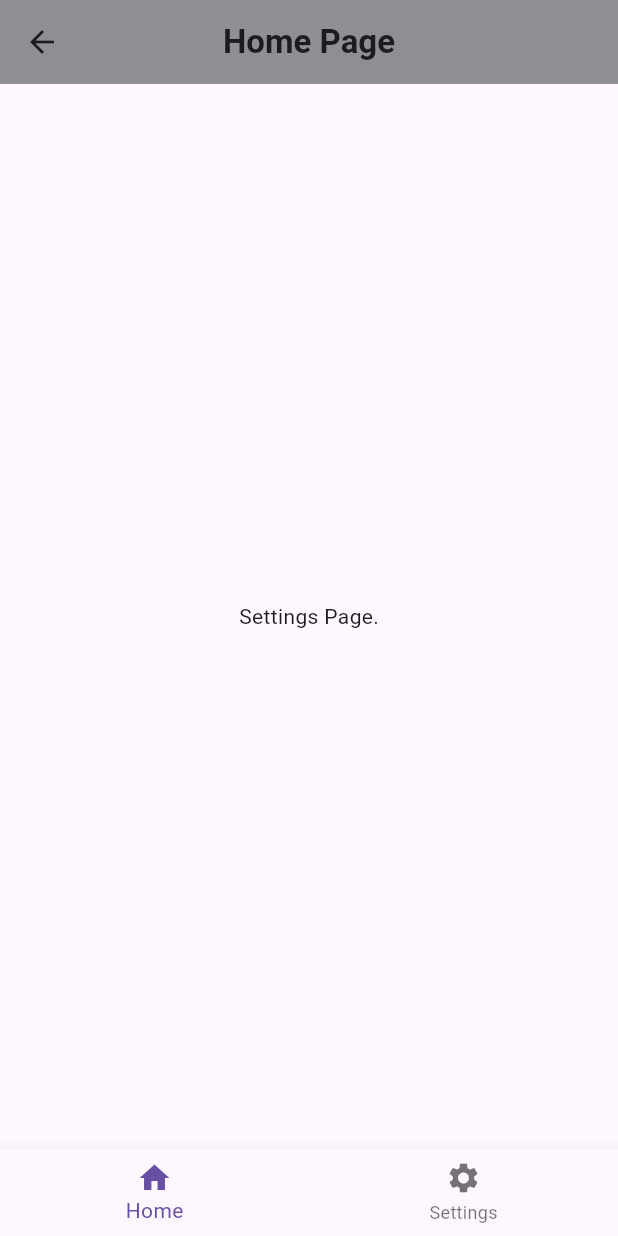
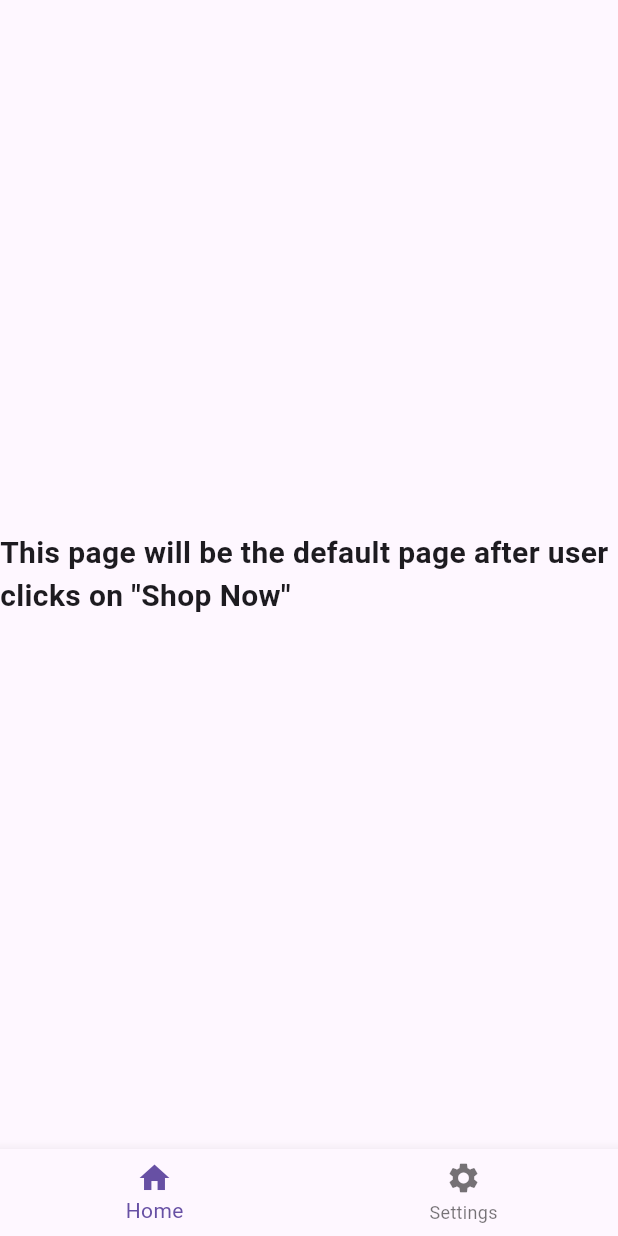
Before and after one commit to Azm1-afk/E_commerce_flutter, a Flutter app: the screen it shows after launch, after a tap on "Shop Now", on a phone screen of 412 x 824 dp. Run offline on Flutter 3.47's test engine with Material 3 defaults, Android fonts, the phone set to English and light mode, and no system bars.

```diff
--- a/lib/main.dart
+++ b/lib/main.dart
@@ -1,7 +1,7 @@
-import 'package:e_commerce_app/pages/filler_page.dart';
+import 'package:e_commerce_app/pages/wishlist_page.dart';
 import 'package:e_commerce_app/pages/intro_page.dart';
 import 'package:flutter/material.dart';
-import 'pages/settings_page.dart';
+import 'pages/landing_page.dart';
 
 
 
--- a/lib/pages/home_page.dart
+++ b/lib/pages/home_page.dart
@@ -1,5 +1,5 @@
-import 'package:e_commerce_app/pages/filler_page.dart';
-import 'package:e_commerce_app/pages/settings_page.dart';
+import 'package:e_commerce_app/pages/wishlist_page.dart';
+import 'package:e_commerce_app/pages/landing_page.dart';
 import 'package:flutter/cupertino.dart';
 import 'package:flutter/material.dart';
 
@@ -11,30 +11,19 @@ class HomePage extends StatefulWidget {
 }
 
 class _HomePageState extends State<HomePage> {
-
   int _selectedIndex = 0;
 
-  void _onTapChange(int index){
+  void _onTapChange(int index) {
     setState(() {
       _selectedIndex = index;
-      print(index);
     });
   }
 
-  final List _pages = const [
-    SettingsPage(),
-    FillerPage(),
-  ];
+  final List _pages = const [LandingPage(), WishlistPage()];
 
   @override
   Widget build(BuildContext context) {
     return Scaffold(
-      appBar: AppBar(
-        title: Text('Home Page', style: TextStyle(fontWeight: FontWeight.bold)),
-        centerTitle: true,
-        backgroundColor: CupertinoColors.systemGrey,
-      ),
-
       body: _pages[_selectedIndex],
 
       bottomNavigationBar: BottomNavigationBar(
@@ -42,10 +31,7 @@ class _HomePageState extends State<HomePage> {
         onTap: _onTapChange,
 
         items: [
-          BottomNavigationBarItem(
-            icon: Icon(Icons.home),
-            label: 'Home',
-          ),
+          BottomNavigationBarItem(icon: Icon(Icons.home), label: 'Home'),
 
           BottomNavigationBarItem(
             icon: Icon(Icons.settings),
--- a/lib/pages/intro_page.dart
+++ b/lib/pages/intro_page.dart
@@ -39,7 +39,7 @@ class _IntroPageState extends State<IntroPage> {
               child: GestureDetector(
                 onTap: () {
                   // navigation
-                  Navigator.push(
+                  Navigator.pushReplacement(
                     context,
                     MaterialPageRoute(builder: (context) => HomePage()),
                   );
--- /dev/null
+++ b/lib/pages/landing_page.dart
@@ -0,0 +1,27 @@
+import 'package:flutter/material.dart';
+
+class LandingPage extends StatefulWidget {
+  const LandingPage({super.key});
+
+  @override
+  State<LandingPage> createState() => _LandingPageState();
+}
+
+class _LandingPageState extends State<LandingPage> {
+  @override
+  Widget build(BuildContext context) {
+    return Scaffold(
+      body: Center(
+        child: Column(
+          mainAxisAlignment: MainAxisAlignment.center,
+          children: [
+            Text(
+              'This page will be the default page after user clicks on "Shop Now"',
+              style: TextStyle(fontWeight: FontWeight.bold, fontSize: 20),
+            ),
+          ],
+        ),
+      ),
+    );
+  }
+}
--- a/lib/pages/settings_page.dart
+++ /dev/null
@@ -1,19 +0,0 @@
-import 'package:flutter/material.dart';
-
-class SettingsPage extends StatefulWidget {
-  const SettingsPage({super.key});
-
-  @override
-  State<SettingsPage> createState() => _SettingsPageState();
-}
-
-class _SettingsPageState extends State<SettingsPage> {
-  @override
-  Widget build(BuildContext context) {
-    return Scaffold(
-      body: Center(
-        child: Text('Settings Page.'),
-      ),
-    );
-  }
-}
--- a/lib/pages/filler_page.dart
+++ b/lib/pages/wishlist_page.dart
@@ -1,13 +1,13 @@
 import 'package:flutter/material.dart';
 
-class FillerPage extends StatelessWidget {
-  const FillerPage({super.key});
+class WishlistPage extends StatelessWidget {
+  const WishlistPage({super.key});
 
   @override
   Widget build(BuildContext context) {
     return Scaffold(
       body: Center(
-        child: Text('Filler Page'),
+        child: Text('Wishlist Page'),
       ),
     );
   }
```
